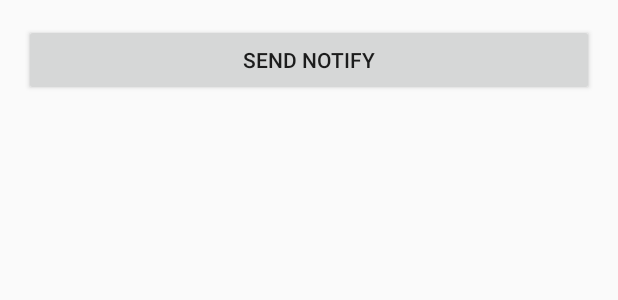
After one commit to geniusgithub/DialerAnalysis, an Android app: the layout activity_notify.xml on its own in the app's theme, with its tools: preview values and no code run, on a phone screen of 412 x 824 dp. The commit adds this screen. Shown: the top 300 px of the screen. Run offline under Robolectric (Android 15) with nearby library versions, the phone set to English and light mode, and no system bars.

Commit message:
add notify

```diff
--- /dev/null
+++ b/app/src/main/res/layout/activity_notify.xml
@@ -0,0 +1,28 @@
+<?xml version="1.0" encoding="utf-8"?>
+<LinearLayout
+    xmlns:android="http://schemas.android.com/apk/res/android"
+    xmlns:tools="http://schemas.android.com/tools"
+    android:orientation="vertical"
+    android:layout_width="match_parent"
+    android:layout_height="match_parent"
+    android:paddingBottom="@dimen/activity_vertical_margin"
+    android:paddingLeft="@dimen/activity_horizontal_margin"
+    android:paddingRight="@dimen/activity_horizontal_margin"
+    android:paddingTop="@dimen/activity_vertical_margin"
+    >
+
+    <Button
+        android:id="@+id/bt_sendNotify"
+        android:layout_width="match_parent"
+        android:layout_height="wrap_content"
+        android:text="Send Notify">
+    </Button>
+
+    <TextView
+        android:id="@+id/tv_content"
+        android:layout_width="match_parent"
+        android:layout_height="wrap_content"
+        />
+
+
+</LinearLayout>
```
Also changed, not shown: app/src/main/AndroidManifest.xml (+14 -0 lines), app/src/main/java/com/geniusgithub/dialer/MainActivity.java (+13 -0 lines), app/src/main/java/com/geniusgithub/dialer/notify/MyNotifyService.java (added, +69 -0 lines), app/src/main/java/com/geniusgithub/dialer/notify/NotifyActivity.java (added, +65 -0 lines), app/src/main/java/com/geniusgithub/dialer/notify/PendIntentUtil.java (added, +61 -0 lines), app/src/main/res/layout/activity_main.xml (+9 -0 lines).
